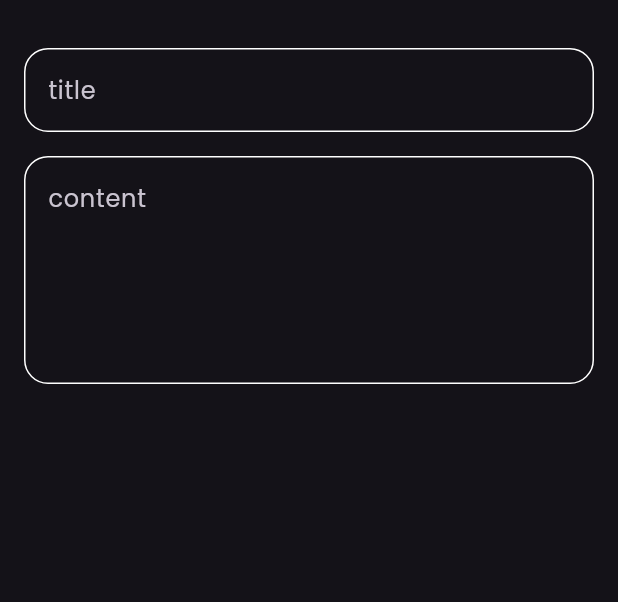
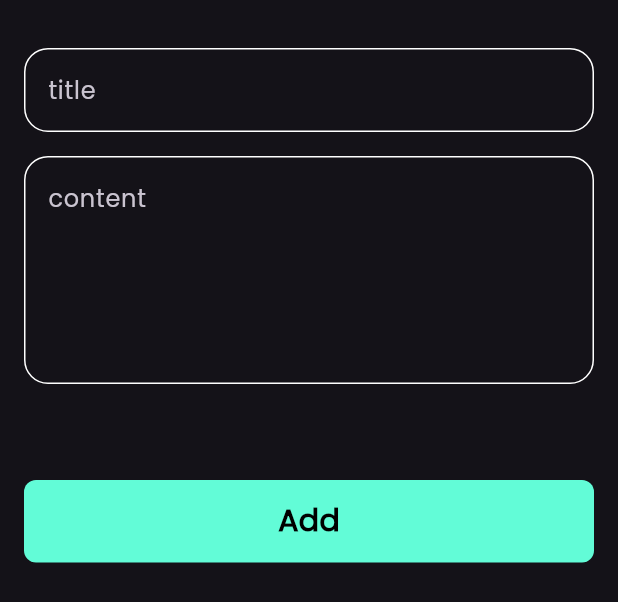
Before and after one commit to khaledmohamedataa/notes__app, a Flutter app: the AddNoteBottomSheet widget shown alone on an empty page, opened directly, on a phone screen of 412 x 824 dp. Shown: the top 602 px of the screen. Run offline on Flutter 3.47's test engine with Material 3 defaults, Android fonts, the phone set to English and light mode, and no system bars; our stand-ins replace font_awesome_flutter.

Commit message:
finish notes bottom sheet

```diff
--- a/lib/widgets/add_note_bottom_sheet.dart
+++ b/lib/widgets/add_note_bottom_sheet.dart
@@ -1,4 +1,5 @@
 import 'package:flutter/material.dart';
+import 'package:notes_app/widgets/custom_botton.dart';
 import 'package:notes_app/widgets/custom_text_field.dart';
 
 class AddNoteBottomSheet extends StatelessWidget {
@@ -8,6 +9,7 @@ class AddNoteBottomSheet extends StatelessWidget {
   Widget build(BuildContext context) {
     return const Padding(
       padding: EdgeInsets.symmetric(horizontal: 16),
+      child: SingleChildScrollView(
         child: Column(
           children: [
             SizedBox(
@@ -23,7 +25,15 @@ class AddNoteBottomSheet extends StatelessWidget {
               title: 'content',
               maxLines: 5,
             ),
+            SizedBox(
+              height: 64,
+            ),
+            CustomBotton(),
+            SizedBox(
+              height: 16,
+            ),
           ],
+        ),
       ),
     );
   }
--- /dev/null
+++ b/lib/widgets/custom_botton.dart
@@ -0,0 +1,28 @@
+import 'package:flutter/material.dart';
+import 'package:notes_app/constants.dart';
+
+class CustomBotton extends StatelessWidget {
+  const CustomBotton({super.key});
+
+  @override
+  Widget build(BuildContext context) {
+    return Container(
+      width: MediaQuery.of(context).size.width,
+      height: 55,
+      decoration: BoxDecoration(
+        color: kPrimaryColor,
+        borderRadius: BorderRadius.circular(8),
+      ),
+      child: const Center(
+        child: Text(
+          'Add',
+          style: TextStyle(
+            color: Colors.black,
+            fontSize: 20,
+            fontWeight: FontWeight.bold,
+          ),
+        ),
+      ),
+    );
+  }
+}
```
Lines whose indentation alone changed are shown as unchanged.
